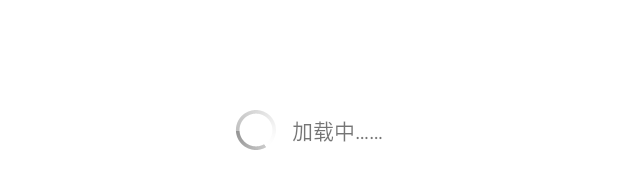
After one commit to miniPinocchio/Ceremony, an Android app: the layout loading_dialog.xml on its own in the app's theme, with its tools: preview values and no code run, on a phone screen of 412 x 824 dp. The commit adds this screen. Shown: the part 488-677 px from the top of the screen. Run offline under Robolectric (Android 15) with nearby library versions, the phone set to English and light mode, and no system bars.

Commit message:
添加网络访问加载dialog

```diff
--- /dev/null
+++ b/app/src/main/res/layout/loading_dialog.xml
@@ -0,0 +1,24 @@
+<?xml version="1.0" encoding="utf-8"?>
+<LinearLayout xmlns:android="http://schemas.android.com/apk/res/android"
+    android:id="@+id/dialog_view"
+    android:layout_width="match_parent"
+    android:layout_height="match_parent"
+    android:background="#fff"
+    android:gravity="center"
+    android:orientation="horizontal"
+    android:padding="15dp" >
+
+    <ImageView
+        android:id="@+id/img"
+        android:layout_width="wrap_content"
+        android:layout_height="wrap_content"
+        android:src="@mipmap/iv_loading_dialog"/>
+
+    <TextView
+        android:id="@+id/tipTextView"
+        android:layout_width="wrap_content"
+        android:layout_height="wrap_content"
+        android:layout_marginLeft="10dp"
+        android:text="加载中……" />
+
+</LinearLayout>
```
Also changed, not shown: app/src/main/java/com/liuhui/ceremony/app/util/ProgressDialogUtil.java (added, +51 -0 lines), app/src/main/res/anim/loading_dialog_anim.xml (added, +19 -0 lines), app/src/main/res/values/styles.xml (+8 -0 lines), app/src/main/res/mipmap-hdpi/iv_loading_dialog.png (added), 2 other files.
